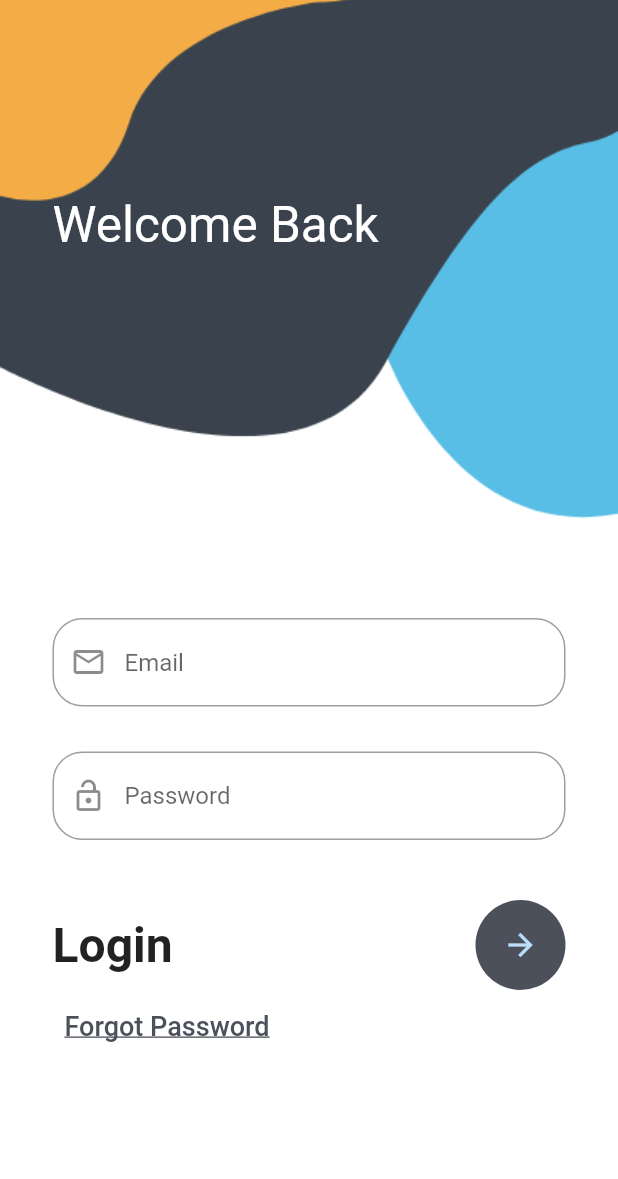
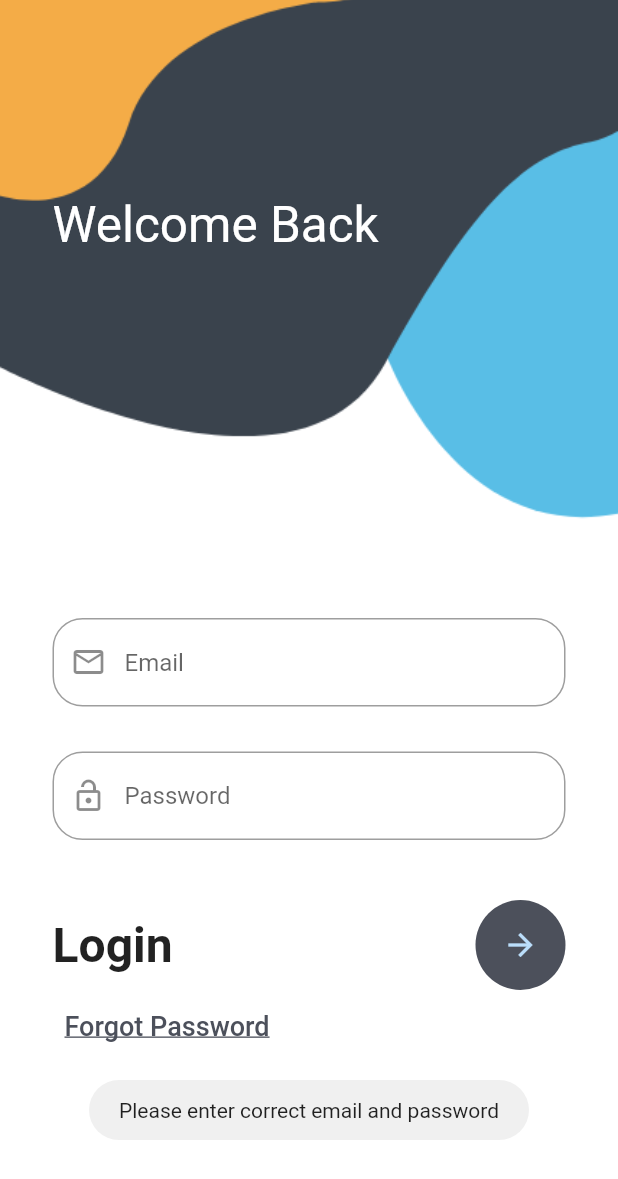
Before and after one commit to Jeffery-Bernasko/to_do_1, a Flutter app: the screen it shows after launch, after a tap on the "arrow forward" icon, on a phone screen of 412 x 824 dp. Shown: the top 1179 px of the screen. Run offline on Flutter 3.47's test engine with Material 2 defaults, Android fonts, the light colour scheme and no system bars; our stand-ins replace fluttertoast.

Commit message:
initial commit

```diff
--- a/lib/home.dart
+++ b/lib/home.dart
@@ -14,7 +14,7 @@ class _HomeState extends State<Home> {
   final todoList = ToDo.todoList();
   List<ToDo> _foundToDo =[];
   final _todoController = TextEditingController();
-  final _emailController = TextEditingController();
+
 
   _handletoDeleteIten(String id){
     setState((){
--- a/lib/login.dart
+++ b/lib/login.dart
@@ -78,9 +78,10 @@ class Login extends StatelessWidget {
                                 backgroundColor: Color(0xff4c505b),
                                 child: IconButton(
                                   onPressed: (){
+                                    // a dummy condition to validate the email and password..lol
                                     if(!_emailController.text.contains("@") || _passwordController.text.length < 4)
                                     {
-
+                                      Fluttertoast.showToast(msg: "Please enter correct email and password");
                                     }else
                                     {
                                       Navigator.push(context, MaterialPageRoute(
```
Also changed, not shown: pubspec.lock.
